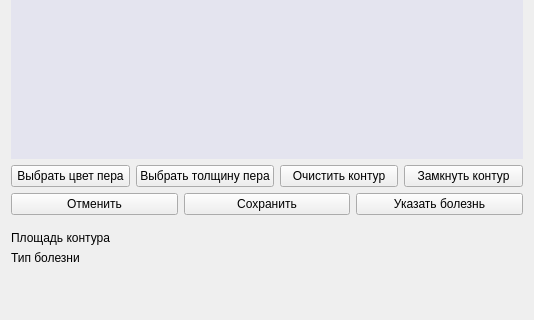
Andrew-up/vgtu_frontend, file view/qt_ui_source/draw_counter_widget.ui: the form before one commit; both pictures show x 0 to 534 and y 364 to 684 of the 534 by 684 pixel window.
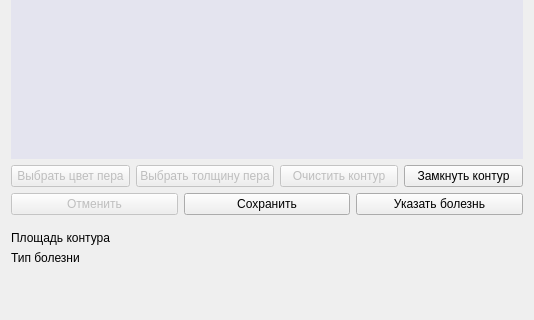
The form after the commit.

Patch:
```diff
--- a/view/qt_ui_source/draw_counter_widget.ui
+++ b/view/qt_ui_source/draw_counter_widget.ui
@@ -53,6 +53,9 @@
      </property>
      <item>
       <widget class="QPushButton" name="select_color_pen_button">
+       <property name="enabled">
+        <bool>false</bool>
+       </property>
        <property name="text">
         <string>Выбрать цвет пера</string>
        </property>
@@ -60,6 +63,9 @@
      </item>
      <item>
       <widget class="QPushButton" name="select_width_pen_button">
+       <property name="enabled">
+        <bool>false</bool>
+       </property>
        <property name="text">
         <string>Выбрать толщину пера</string>
        </property>
@@ -67,6 +73,9 @@
      </item>
      <item>
       <widget class="QPushButton" name="clear_countor_button">
+       <property name="enabled">
+        <bool>false</bool>
+       </property>
        <property name="text">
         <string>Очистить контур</string>
        </property>
@@ -85,6 +94,9 @@
     <layout class="QHBoxLayout" name="horizontalLayout">
      <item>
       <widget class="QPushButton" name="cancel_button">
+       <property name="enabled">
+        <bool>false</bool>
+       </property>
        <property name="text">
         <string>Отменить</string>
        </property>
```
